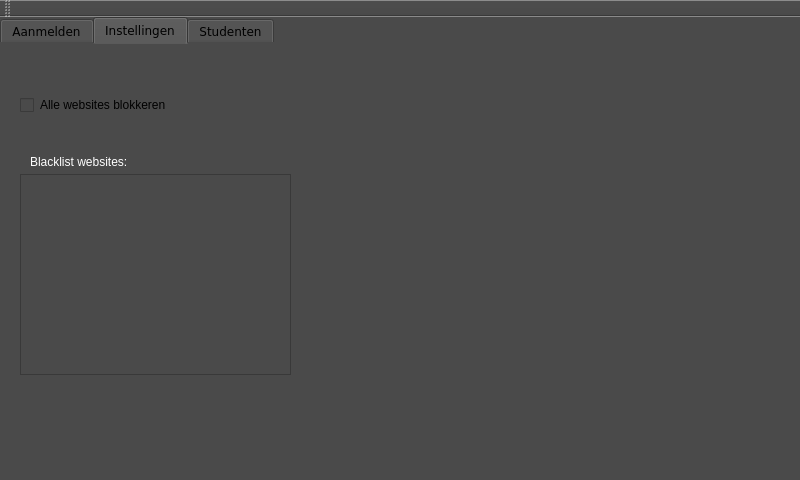
The window that EPUI/mainwindow.ui (LauraVanspauwen/ProjectEP) describes before a commit, drawn with Qt 5.
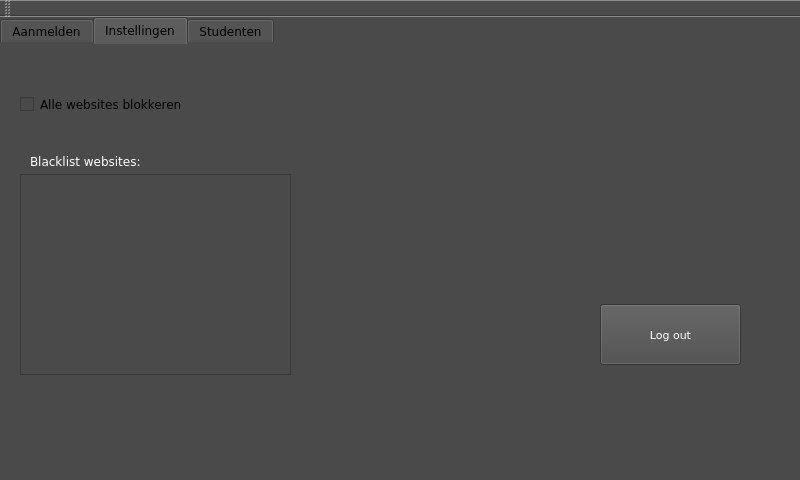
The same window after the commit. The open tabs and pages were chosen to show the change. Icons and pictures are not drawn.

The edit to the form file:
```diff
--- a/EPUI/mainwindow.ui
+++ b/EPUI/mainwindow.ui
@@ -342,13 +342,24 @@
          <rect>
           <x>40</x>
           <y>60</y>
-          <width>181</width>
-          <height>22</height>
+          <width>211</width>
+          <height>21</height>
          </rect>
         </property>
+        <property name="font">
+         <font>
+          <family>DejaVu Sans</family>
+         </font>
+        </property>
         <property name="text">
          <string>Alle websites blokkeren</string>
         </property>
+        <property name="iconSize">
+         <size>
+          <width>50</width>
+          <height>50</height>
+         </size>
+        </property>
        </widget>
        <widget class="QTextEdit" name="Websites">
         <property name="geometry">
@@ -369,10 +380,41 @@
           <height>16</height>
          </rect>
         </property>
+        <property name="font">
+         <font>
+          <family>DejaVu Sans</family>
+         </font>
+        </property>
         <property name="text">
          <string>&lt;html&gt;&lt;head/&gt;&lt;body&gt;&lt;p&gt;&lt;span style=&quot; color:#ffffff;&quot;&gt;Blacklist websites:&lt;/span&gt;&lt;/p&gt;&lt;/body&gt;&lt;/html&gt;</string>
         </property>
        </widget>
+       <widget class="QPushButton" name="pushButton">
+        <property name="geometry">
+         <rect>
+          <x>620</x>
+          <y>270</y>
+          <width>141</width>
+          <height>61</height>
+         </rect>
+        </property>
+        <property name="font">
+         <font>
+          <family>DejaVu Sans</family>
+          <pointsize>8</pointsize>
+          <weight>50</weight>
+          <italic>false</italic>
+          <bold>false</bold>
+         </font>
+        </property>
+        <property name="styleSheet">
+         <string notr="true">font: 8pt &quot;DejaVu Sans&quot;;
+color: rgb(255, 255, 255);</string>
+        </property>
+        <property name="text">
+         <string>Log out</string>
+        </property>
+       </widget>
       </widget>
      </widget>
     </widget>
```
Left out of the diff: 17 changed lines with no effect on the pictures.
